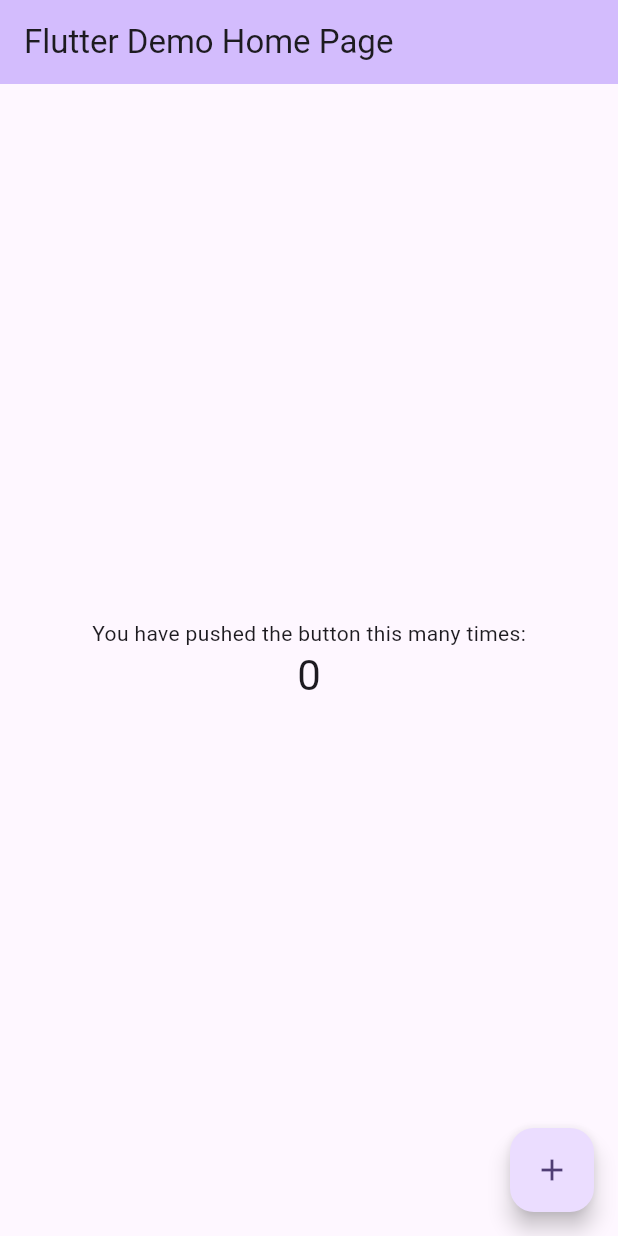
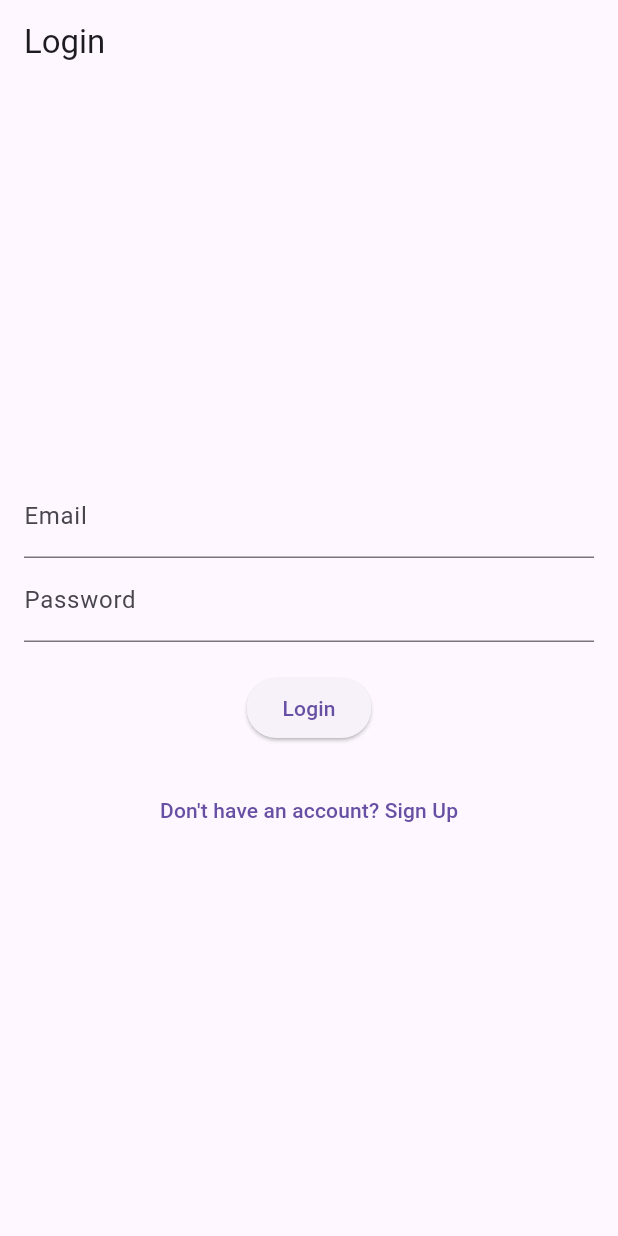
Before and after one commit to ParasPilkhwal/Game-App, a Flutter app: the screen it shows after launch, on a phone screen of 412 x 824 dp. Run offline on Flutter 3.47's test engine with Material 3 defaults, Android fonts, the phone set to English and light mode, and no system bars; our stand-ins replace cloud_firestore, firebase_auth, firebase_core, go_router; accounts and stored records are empty.

Commit message:
sign up, login

```diff
--- a/lib/main.dart
+++ b/lib/main.dart
@@ -1,6 +1,10 @@
 import 'package:flutter/material.dart';
+import 'package:firebase_core/firebase_core.dart';
+import 'package:myapp/router.dart'; // Import the router file
 
-void main() {
+void main() async {
+  WidgetsFlutterBinding.ensureInitialized();
+  await Firebase.initializeApp();
   runApp(const MyApp());
 }
 
@@ -10,113 +14,15 @@ class MyApp extends StatelessWidget {
   // This widget is the root of your application.
   @override
   Widget build(BuildContext context) {
-    return MaterialApp(
+    return MaterialApp.router(
       title: 'Flutter Demo',
       theme: ThemeData(
-        // This is the theme of your application.
-        //
-        // TRY THIS: Try running your application with "flutter run". You'll see
-        // the application has a purple toolbar. Then, without quitting the app,
-        // try changing the seedColor in the colorScheme below to Colors.green
-        // and then invoke "hot reload" (save your changes or press the "hot
-        // reload" button in a Flutter-supported IDE, or press "r" if you used
-        // the command line to start the app).
-        //
-        // Notice that the counter didn't reset back to zero; the application
-        // state is not lost during the reload. To reset the state, use hot
-        // restart instead.
-        //
-        // This works for code too, not just values: Most code changes can be
-        // tested with just a hot reload.
-        colorScheme: ColorScheme.fromSeed(seedColor: Colors.deepPurple),
+        primarySwatch: Colors.blue,
+        visualDensity: VisualDensity.adaptivePlatformDensity,
       ),
-      home: const MyHomePage(title: 'Flutter Demo Home Page'),
+      routerConfig: goRouter, // Provide the goRouter configuration
     );
   }
 }
 
-class MyHomePage extends StatefulWidget {
-  const MyHomePage({super.key, required this.title});
-
-  // This widget is the home page of your application. It is stateful, meaning
-  // that it has a State object (defined below) that contains fields that affect
-  // how it looks.
-
-  // This class is the configuration for the state. It holds the values (in this
-  // case the title) provided by the parent (in this case the App widget) and
-  // used by the build method of the State. Fields in a Widget subclass are
-  // always marked "final".
-
-  final String title;
-
-  @override
-  State<MyHomePage> createState() => _MyHomePageState();
-}
-
-class _MyHomePageState extends State<MyHomePage> {
-  int _counter = 0;
-
-  void _incrementCounter() {
-    setState(() {
-      // This call to setState tells the Flutter framework that something has
-      // changed in this State, which causes it to rerun the build method below
-      // so that the display can reflect the updated values. If we changed
-      // _counter without calling setState(), then the build method would not be
-      // called again, and so nothing would appear to happen.
-      _counter++;
-    });
-  }
-
-  @override
-  Widget build(BuildContext context) {
-    // This method is rerun every time setState is called, for instance as done
-    // by the _incrementCounter method above.
-    //
-    // The Flutter framework has been optimized to make rerunning build methods
-    // fast, so that you can just rebuild anything that needs updating rather
-    // than having to individually change instances of widgets.
-    return Scaffold(
-      appBar: AppBar(
-        // TRY THIS: Try changing the color here to a specific color (to
-        // Colors.amber, perhaps?) and trigger a hot reload to see the AppBar
-        // change color while the other colors stay the same.
-        backgroundColor: Theme.of(context).colorScheme.inversePrimary,
-        // Here we take the value from the MyHomePage object that was created by
-        // the App.build method, and use it to set our appbar title.
-        title: Text(widget.title),
-      ),
-      body: Center(
-        // Center is a layout widget. It takes a single child and positions it
-        // in the middle of the parent.
-        child: Column(
-          // Column is also a layout widget. It takes a list of children and
-          // arranges them vertically. By default, it sizes itself to fit its
-          // children horizontally, and tries to be as tall as its parent.
-          //
-          // Column has various properties to control how it sizes itself and
-          // how it positions its children. Here we use mainAxisAlignment to
-          // center the children vertically; the main axis here is the vertical
-          // axis because Columns are vertical (the cross axis would be
-          // horizontal).
-          //
-          // TRY THIS: Invoke "debug painting" (choose the "Toggle Debug Paint"
-          // action in the IDE, or press "p" in the console), to see the
-          // wireframe for each widget.
-          mainAxisAlignment: MainAxisAlignment.center,
-          children: <Widget>[
-            const Text('You have pushed the button this many times:'),
-            Text(
-              '$_counter',
-              style: Theme.of(context).textTheme.headlineMedium,
-            ),
-          ],
-        ),
-      ),
-      floatingActionButton: FloatingActionButton(
-        onPressed: _incrementCounter,
-        tooltip: 'Increment',
-        child: const Icon(Icons.add),
-      ), // This trailing comma makes auto-formatting nicer for build methods.
-    );
-  }
-}
+// Remove the old MyHomePage and related State class
--- /dev/null
+++ b/lib/router.dart
@@ -0,0 +1,76 @@
+import 'package:flutter/material.dart';
+import 'package:go_router/go_router.dart';
+import 'package:firebase_auth/firebase_auth.dart';
+import 'dart:async'; // Import for StreamSubscription
+import 'package:flutter/foundation.dart'; // Import for ValueListenable
+
+// Import your screen widgets
+import 'screens/login_screen.dart';
+import 'screens/signup_screen.dart';
+import 'screens/home_screen.dart';
+
+final GoRouter goRouter = GoRouter(
+  initialLocation: '/login',
+  routes: <RouteBase>[
+    GoRoute(
+      path: '/login',
+      builder: (BuildContext context, GoRouterState state) {
+        return const LoginScreen();
+      },
+    ),
+    GoRoute(
+      path: '/signup',
+      builder: (BuildContext context, GoRouterState state) {
+        return const SignUpScreen();
+      },
+    ),
+    GoRoute(
+      path: '/home',
+      builder: (BuildContext context, GoRouterState state) {
+        return const HomeScreen();
+      },
+    ),
+  ],
+  redirect:
+      (BuildContext context, GoRouterState state) {
+    final bool loggedIn = FirebaseAuth.instance.currentUser != null;
+    final bool loggingIn = state.matchedLocation == '/login';
+    final bool signingUp = state.matchedLocation == '/signup';
+
+    // If the user is logged in, but is on the login or signup page, redirect to home.
+    if (loggedIn && (loggingIn || signingUp)) {
+      return '/home';
+    }
+    // If the user is not logged in, and is not on the login or signup page, redirect to login.
+    if (!loggedIn && !(loggingIn || signingUp)) {
+      return '/login';
+    }
+
+    // No redirect needed
+    return null;
+  },
+  refreshListenable: StreamNotifier<User?>(FirebaseAuth.instance.authStateChanges()),
+);
+
+// Helper class to make FirebaseAuth stream a ValueNotifier for GoRouter
+class StreamNotifier<T> extends ChangeNotifier implements ValueListenable<T?> {
+  StreamNotifier(Stream<T> stream) : _stream = stream {
+    _subscription = _stream.listen((value) {
+      _value = value;
+      notifyListeners();
+    });
+  }
+
+  final Stream<T> _stream;
+  T? _value;
+  late final StreamSubscription<T> _subscription;
+
+  @override
+  T? get value => _value;
+
+  @override
+  void dispose() {
+    _subscription.cancel();
+    super.dispose();
+  }
+}
--- /dev/null
+++ b/lib/screens/login_screen.dart
@@ -0,0 +1,113 @@
+import 'package:flutter/material.dart';
+import 'package:firebase_auth/firebase_auth.dart';
+import 'package:go_router/go_router.dart';
+
+class LoginScreen extends StatefulWidget {
+  const LoginScreen({super.key});
+
+  @override
+  State<LoginScreen> createState() => _LoginScreenState();
+}
+
+class _LoginScreenState extends State<LoginScreen> {
+  final _formKey = GlobalKey<FormState>();
+  final TextEditingController _emailController = TextEditingController();
+  final TextEditingController _passwordController = TextEditingController();
+
+  Future<void> _login() async {
+    if (_formKey.currentState!.validate()) {
+      try {
+        await FirebaseAuth.instance.signInWithEmailAndPassword(
+          email: _emailController.text,
+          password: _passwordController.text,
+        );
+
+        // Navigate to home screen on successful login
+        context.go('/home');
+      } on FirebaseAuthException catch (e) {
+        if (e.code == 'user-not-found') {
+          // Handle user not found
+          print('No user found for that email.');
+        } else if (e.code == 'wrong-password') {
+          // Handle wrong password
+          print('Wrong password provided for that user.');
+        } else {
+          // Handle other Firebase Auth exceptions
+          print('Firebase Auth Error: ${e.message}');
+        }
+      } catch (e) {
+        // Handle other errors
+        print('Error: $e');
+      }
+    }
+  }
+
+  @override
+  void dispose() {
+    _emailController.dispose();
+    _passwordController.dispose();
+    super.dispose();
+  }
+
+  @override
+  Widget build(BuildContext context) {
+    return Scaffold(
+      appBar: AppBar(
+        title: const Text('Login'),
+        automaticallyImplyLeading: false, // Hide back button on login screen
+      ),
+      body: Padding(
+        padding: const EdgeInsets.all(16.0),
+        child: Form(
+          key: _formKey,
+          child: Column(
+            mainAxisAlignment: MainAxisAlignment.center,
+            children: [
+              TextFormField(
+                controller: _emailController,
+                decoration: const InputDecoration(labelText: 'Email'),
+                keyboardType: TextInputType.emailAddress,
+                validator: (value) {
+                  if (value == null || value.isEmpty) {
+                    return 'Please enter your email';
+                  }
+                  // Basic email format validation
+                  if (!value.contains('@') || !value.contains('.')) {
+                    return 'Please enter a valid email address';
+                  }
+                  return null;
+                },
+              ),
+              TextFormField(
+                controller: _passwordController,
+                decoration: const InputDecoration(labelText: 'Password'),
+                obscureText: true,
+                validator: (value) {
+                  if (value == null || value.isEmpty) {
+                    return 'Please enter your password';
+                  }
+                   if (value.length < 6) {
+                    return 'Password must be at least 6 characters long';
+                  }
+                  return null;
+                },
+              ),
+              const SizedBox(height: 20),
+              ElevatedButton(
+                onPressed: _login,
+                child: const Text('Login'),
+              ),
+              const SizedBox(height: 20),
+              TextButton(
+                onPressed: () {
+                  context.go('/signup'); // Navigate to signup screen
+                },
+                child: const Text("Don't have an account? Sign Up"),
+              ),
+            ],
+          ),
+        ),
+      ),
+    );
+  }
+}
--- a/pubspec.yaml
+++ b/pubspec.yaml
@@ -34,6 +34,11 @@ dependencies:
   # The following adds the Cupertino Icons font to your application.
   # Use with the CupertinoIcons class for iOS style icons.
   cupertino_icons: ^1.0.8
+  firebase_core: ^4.0.0
+  firebase_auth: ^6.0.0
+  cloud_firestore: ^6.0.0
+  go_router: ^16.0.0
+  provider: ^6.1.5
 
 dev_dependencies:
   flutter_test:
```
Also changed, not shown: lib/screens/home_screen.dart (added, +84 -0 lines), lib/screens/signup_screen.dart (added, +167 -0 lines), pubspec.lock, 3 other files.
